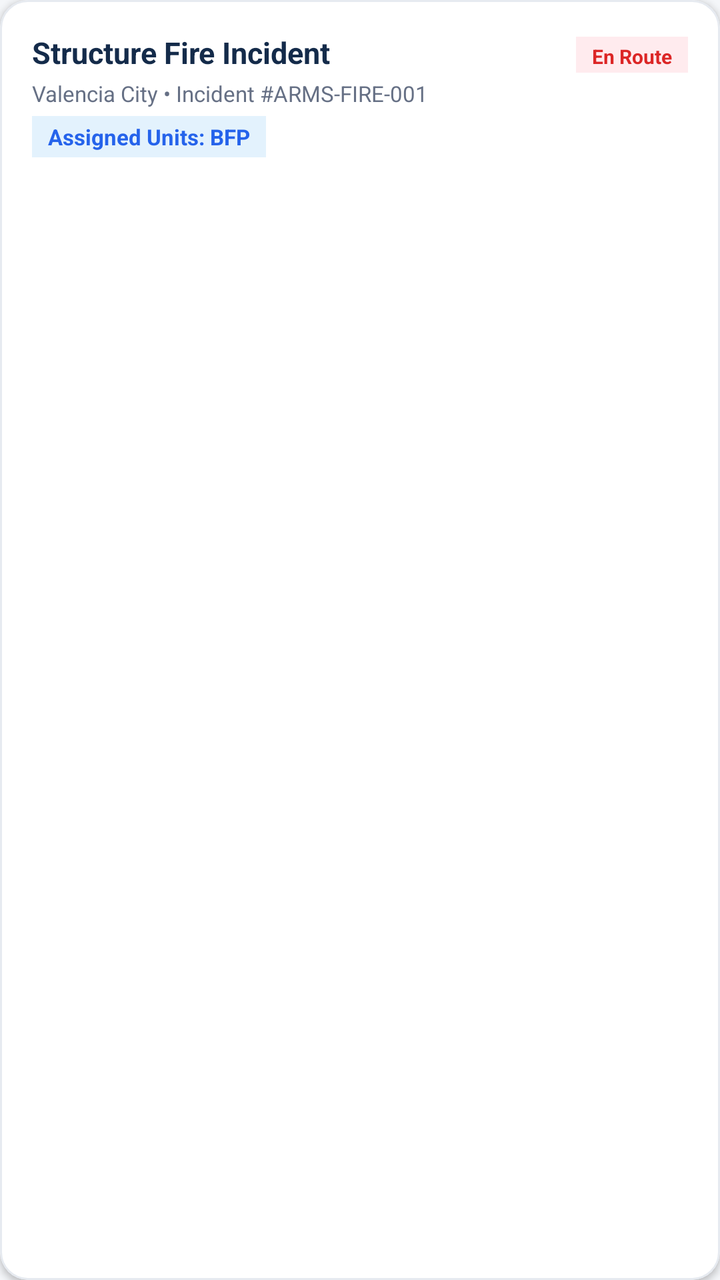
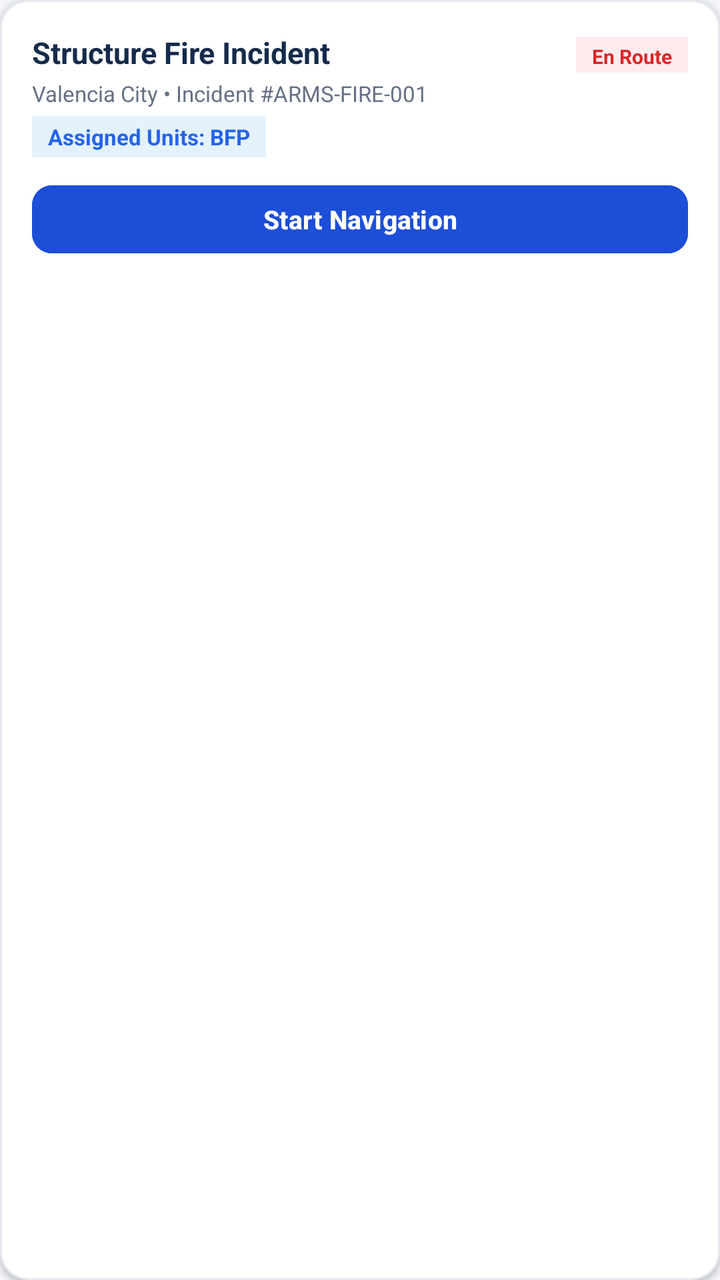

An Android layout rendered at two revisions. The XML below is the earlier revision; the diff shows what the commit changed to produce the second picture.
<!-- AndroidManifest.xml: application theme Theme.ACCIDENTREPORTANDMONITORINGSYSTEM -->
<!-- res/layout/item_responder_active_card.xml -->
<?xml version="1.0" encoding="utf-8"?>
<com.google.android.material.card.MaterialCardView xmlns:android="http://schemas.android.com/apk/res/android"
    xmlns:app="http://schemas.android.com/apk/res-auto"
    android:id="@+id/cardIncidentRoot"
    android:layout_width="match_parent"
    android:layout_height="wrap_content"
    android:layout_marginBottom="12dp"
    android:clickable="true"
    android:focusable="true"
    app:cardBackgroundColor="@color/arms_card_bg"
    app:cardCornerRadius="14dp"
    app:cardElevation="2dp"
    app:strokeColor="@color/arms_divider"
    app:strokeWidth="1dp">

    <LinearLayout
        android:layout_width="match_parent"
        android:layout_height="wrap_content"
        android:orientation="vertical"
        android:padding="16dp">

        
        <LinearLayout
            android:layout_width="match_parent"
            android:layout_height="wrap_content"
            android:orientation="horizontal">

            <TextView
                android:id="@+id/tvIncidentTitle"
                android:layout_width="0dp"
                android:layout_height="wrap_content"
                android:layout_weight="1"
                android:text="Structure Fire Incident"
                android:textColor="@color/arms_navy"
                android:textSize="15sp"
                android:textStyle="bold" />

            <TextView
                android:id="@+id/tvResponderStatusBadge"
                android:layout_width="wrap_content"
                android:layout_height="wrap_content"
                android:background="#FFEBEE"
                android:paddingHorizontal="8dp"
                android:paddingVertical="3dp"
                android:text="En Route"
                android:textColor="#DC2626"
                android:textSize="10sp"
                android:textStyle="bold" />
        </LinearLayout>

        <TextView
            android:id="@+id/tvIncidentLocation"
            android:layout_width="wrap_content"
            android:layout_height="wrap_content"
            android:layout_marginTop="3dp"
            android:text="Valencia City • Incident #ARMS-FIRE-001"
            android:textColor="@color/arms_secondary_text"
            android:textSize="11sp" />

        <TextView
            android:id="@+id/tvAssignedResponders"
            android:layout_width="wrap_content"
            android:layout_height="wrap_content"
            android:layout_marginTop="4dp"
            android:background="#E3F2FD"
            android:paddingHorizontal="8dp"
            android:paddingVertical="3dp"
            android:text="Assigned Units: BFP"
            android:textColor="#2563EB"
            android:textSize="11sp"
            android:textStyle="bold" />

        
        <LinearLayout
            android:id="@+id/layoutExpandableDetails"
            android:layout_width="match_parent"
            android:layout_height="wrap_content"
            android:layout_marginTop="12dp"
            android:orientation="vertical"
            android:visibility="gone">

            <View
                android:layout_width="match_parent"
                android:layout_height="1dp"
                android:layout_marginBottom="12dp"
                android:background="@color/arms_divider" />

            <TextView
                android:id="@+id/tvIncidentDescription"
                android:layout_width="wrap_content"
                android:layout_height="wrap_content"
                android:text="Details: Emergency dispatch assigned to your unit."
                android:textColor="@color/arms_secondary_text"
                android:textSize="12sp" />

            
            <com.google.android.material.card.MaterialCardView
                android:layout_width="match_parent"
                android:layout_height="160dp"
                android:layout_marginTop="12dp"
                app:cardBackgroundColor="@color/arms_navy"
                app:cardCornerRadius="12dp"
                app:cardElevation="0dp">

                <ImageView
                    android:id="@+id/ivResponderEvidencePhoto"
                    android:layout_width="match_parent"
                    android:layout_height="match_parent"
                    android:contentDescription="@string/app_name"
                    android:scaleType="centerCrop"
                    android:visibility="gone" />

                <TextView
                    android:id="@+id/tvNoPhotoHint"
                    android:layout_width="wrap_content"
                    android:layout_height="wrap_content"
                    android:layout_gravity="center"
                    android:text="No photographic evidence attached"
                    android:textColor="#94A3B8"
                    android:textSize="12sp" />
            </com.google.android.material.card.MaterialCardView>

            
            <LinearLayout
                android:layout_width="match_parent"
                android:layout_height="wrap_content"
                android:layout_marginTop="12dp"
                android:orientation="horizontal">

                <com.google.android.material.button.MaterialButton
                    android:id="@+id/btnAcceptDispatch"
                    style="@style/Widget.Material3.Button.OutlinedButton"
                    android:layout_width="0dp"
                    android:layout_height="40dp"
                    android:layout_marginEnd="4dp"
                    android:layout_weight="1"
                    android:text="Accept"
                    android:textColor="#2563EB"
                    android:textSize="11sp"
                    app:cornerRadius="10dp"
                    app:strokeColor="#2563EB" />

                <com.google.android.material.button.MaterialButton
                    android:id="@+id/btnEnRoute"
                    style="@style/Widget.Material3.Button.OutlinedButton"
                    android:layout_width="0dp"
                    android:layout_height="40dp"
                    android:layout_marginHorizontal="4dp"
                    android:layout_weight="1"
                    android:text="En Route"
                    android:textColor="#D97706"
                    android:textSize="11sp"
                    app:cornerRadius="10dp"
                    app:strokeColor="#D97706" />

                <com.google.android.material.button.MaterialButton
                    android:id="@+id/btnOnScene"
                    style="@style/Widget.Material3.Button.OutlinedButton"
                    android:layout_width="0dp"
                    android:layout_height="40dp"
                    android:layout_marginStart="4dp"
                    android:layout_weight="1"
                    android:text="On Scene"
                    android:textColor="#DC2626"
                    android:textSize="11sp"
                    app:cornerRadius="10dp"
                    app:strokeColor="#DC2626" />
            </LinearLayout>

            
            <LinearLayout
                android:layout_width="match_parent"
                android:layout_height="wrap_content"
                android:layout_marginTop="8dp"
                android:orientation="horizontal">

                <com.google.android.material.button.MaterialButton
                    android:id="@+id/btnNavigateMap"
                    style="@style/Widget.Material3.Button.OutlinedButton"
                    android:layout_width="0dp"
                    android:layout_height="40dp"
                    android:layout_marginEnd="4dp"
                    android:layout_weight="1"
                    android:text="🗺️ Navigate Map"
                    android:textColor="#2563EB"
                    android:textSize="11sp"
                    app:cornerRadius="10dp"
                    app:strokeColor="#2563EB" />

                <com.google.android.material.button.MaterialButton
                    android:id="@+id/btnPlayVideoEvidence"
                    style="@style/Widget.Material3.Button.OutlinedButton"
                    android:layout_width="0dp"
                    android:layout_height="40dp"
                    android:layout_marginHorizontal="4dp"
                    android:layout_weight="1"
                    android:text="🎥 Play Video"
                    android:textColor="#7C3AED"
                    android:textSize="11sp"
                    app:cornerRadius="10dp"
                    app:strokeColor="#7C3AED"
                    android:visibility="gone" />

                <com.google.android.material.button.MaterialButton
                    android:id="@+id/btnResolve"
                    style="@style/Widget.ARMS.Button.Emergency"
                    android:layout_width="0dp"
                    android:layout_height="40dp"
                    android:layout_marginStart="4dp"
                    android:layout_weight="1"
                    android:text="✅ Resolve"
                    android:textSize="11sp"
                    app:cornerRadius="10dp" />
            </LinearLayout>

        </LinearLayout>
    </LinearLayout>
</com.google.android.material.card.MaterialCardView>
<!-- resources referenced by this layout -->
<resources>
  <color name="arms_card_bg">#FFFFFF</color>
  <color name="arms_divider">#E6EAF0</color>
  <color name="arms_navy">#142B4A</color>
  <color name="arms_secondary_text">#667085</color>
  <string name="app_name">ARMS</string>
  <style name="Widget.ARMS.Button.Emergency" parent="Widget.Material3.Button">
          <item name="android:background">@drawable/bg_emergency_button</item>
          <item name="android:textColor">@color/arms_white</item>
          <item name="android:textSize">15sp</item>
          <item name="android:textStyle">bold</item>
          <item name="android:insetTop">0dp</item>
          <item name="android:insetBottom">0dp</item>
      </style>
  <style name="Theme.ACCIDENTREPORTANDMONITORINGSYSTEM" parent="Base.Theme.ACCIDENTREPORTANDMONITORINGSYSTEM" />
  <!-- drawable bg_emergency_button (drawable) -->
  <?xml version="1.0" encoding="utf-8"?>
  <ripple xmlns:android="http://schemas.android.com/apk/res/android"
      android:color="#33FFFFFF">
      <item>
          <shape android:shape="rectangle">
              <solid android:color="@color/arms_red" />
              <corners android:radius="12dp" />
          </shape>
      </item>
  </ripple>
  <color name="arms_white">#FFFFFF</color>
  <style name="Base.Theme.ACCIDENTREPORTANDMONITORINGSYSTEM" parent="Theme.Material3.Light.NoActionBar">
          <item name="colorPrimary">@color/arms_navy</item>
          <item name="colorSecondary">@color/arms_red</item>
          <item name="android:windowBackground">@color/arms_background</item>
      </style>
  <color name="arms_red">#D92D35</color>
  <color name="arms_background">#F4F6F9</color>
</resources>

<!-- the commit's change to res/layout/item_responder_active_card.xml (unified diff, before → after) -->
@@ -70,6 +70,18 @@
             android:textSize="11sp"
             android:textStyle="bold" />
 
+        <com.google.android.material.button.MaterialButton
+            android:id="@+id/btnCardStartNavigation"
+            android:layout_width="match_parent"
+            android:layout_height="42dp"
+            android:layout_marginTop="10dp"
+            android:backgroundTint="#1D4ED8"
+            android:text="Start Navigation"
+            android:textColor="@color/arms_white"
+            android:textSize="13sp"
+            android:textStyle="bold"
+            app:cornerRadius="10dp" />
+
         
         <LinearLayout
             android:id="@+id/layoutExpandableDetails"
